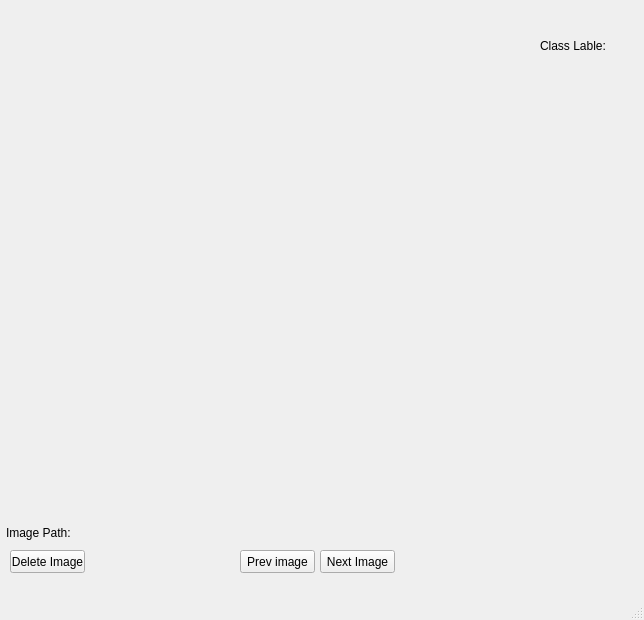
This is Image plot.ui in MaxXxIL/ADC-development as Qt 5 draws it before an edit. The edited form follows.
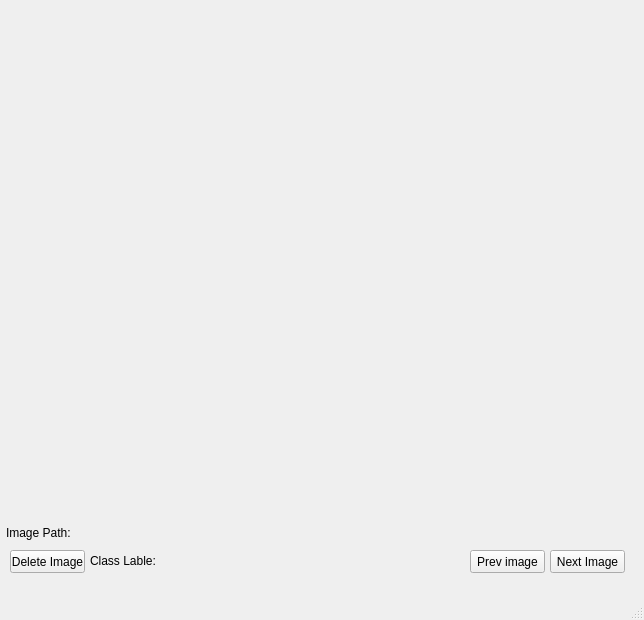
This is the edited form.

Commit message: new ability in image extractor + bug fix

```diff
--- a/Image plot.ui
+++ b/Image plot.ui
@@ -30,7 +30,7 @@
    <widget class="QPushButton" name="Button_prev">
     <property name="geometry">
      <rect>
-      <x>240</x>
+      <x>470</x>
       <y>550</y>
       <width>75</width>
       <height>23</height>
@@ -56,7 +56,7 @@
    <widget class="QPushButton" name="Button_next">
     <property name="geometry">
      <rect>
-      <x>320</x>
+      <x>550</x>
       <y>550</y>
       <width>75</width>
       <height>23</height>
@@ -71,7 +71,7 @@
      <rect>
       <x>6</x>
       <y>523</y>
-      <width>391</width>
+      <width>621</width>
       <height>20</height>
      </rect>
     </property>
@@ -82,10 +82,10 @@
    <widget class="QLabel" name="label_3">
     <property name="geometry">
      <rect>
-      <x>540</x>
-      <y>20</y>
-      <width>91</width>
-      <height>51</height>
+      <x>90</x>
+      <y>550</y>
+      <width>361</width>
+      <height>21</height>
      </rect>
     </property>
     <property name="text">
```
Left out of the diff: 2 changed lines with no effect on the pictures. The commit also changes 5 other files.
